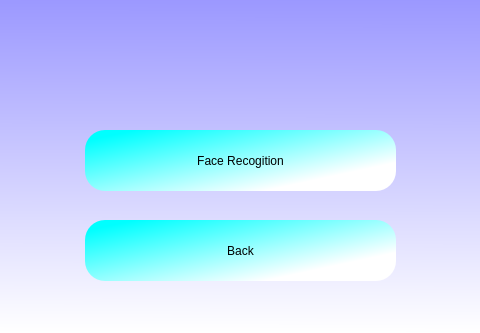
Qt form PYQT/FMDFR/FR.ui (Piyushoberoy/CHAKSHU) before a commit; both pictures show x 375 to 855 and y 290 to 623 of the 1114 by 623 pixel window.
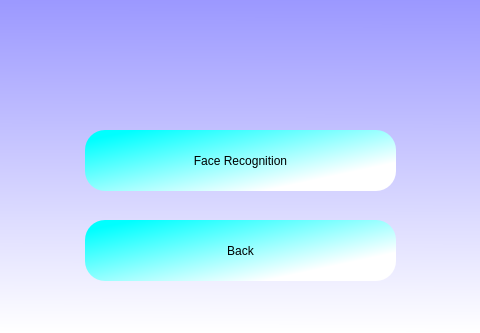
The same form after that commit.

```diff
--- a/PYQT/FMDFR/FR.ui
+++ b/PYQT/FMDFR/FR.ui
@@ -39,7 +39,7 @@
 background-color: qlineargradient(spread:pad, x1:0.07, y1:0.103, x2:0.793, y2:0.761364, stop:0 rgba(0, 255, 255, 255), stop:1 rgba(255, 255, 255, 255))</string>
    </property>
    <property name="text">
-    <string>Face Recogition</string>
+    <string>Face Recognition</string>
    </property>
   </widget>
   <widget class="QLabel" name="label">
```
